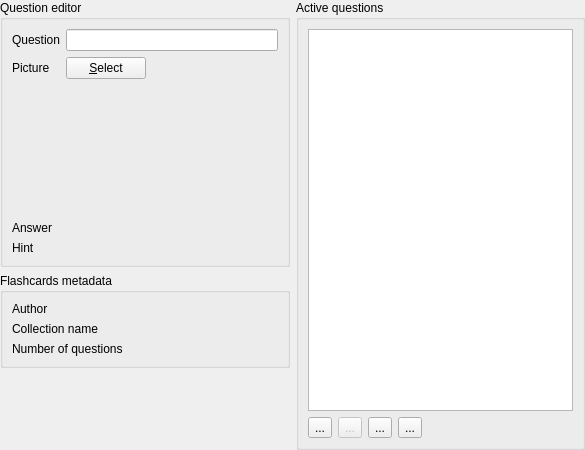
First picture: the form in src/templates/flashcard/flashcardeditor.ui, repository BuildmLearn/BuildmLearn-Toolkit, before the edit.
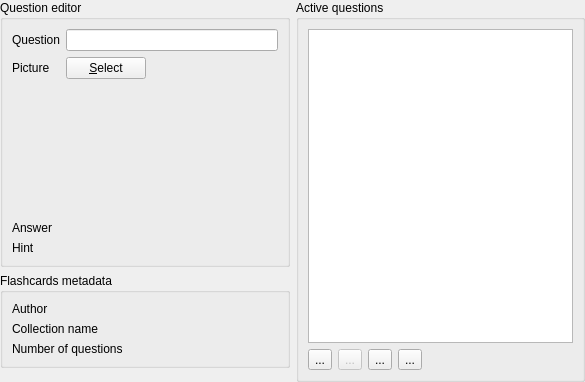
Second picture: the form after the edit. Custom widgets are drawn as their Qt base class.

```diff
--- a/src/templates/flashcard/flashcardeditor.ui
+++ b/src/templates/flashcard/flashcardeditor.ui
@@ -7,7 +7,7 @@
     <x>0</x>
     <y>0</y>
     <width>585</width>
-    <height>450</height>
+    <height>382</height>
    </rect>
   </property>
   <property name="windowTitle">
@@ -40,7 +40,7 @@
         <x>0</x>
         <y>0</y>
         <width>585</width>
-        <height>450</height>
+        <height>382</height>
        </rect>
       </property>
       <layout class="QGridLayout" name="gridLayout">
```
